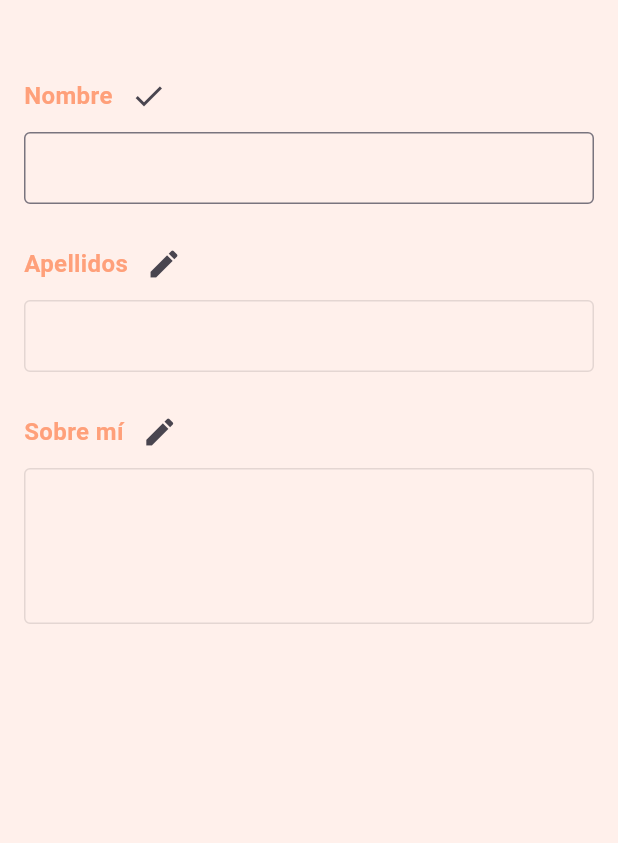
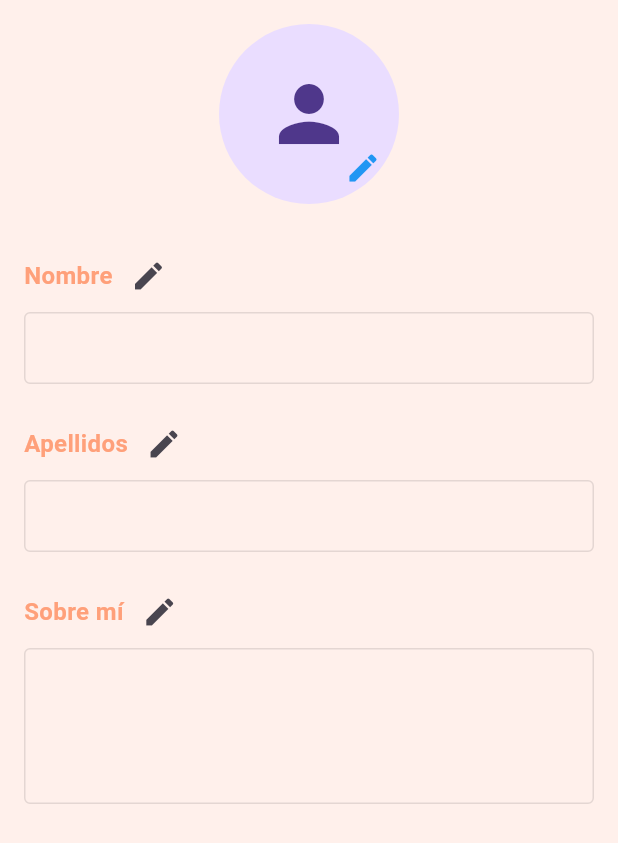
Before and after one commit to jeroen1010/truecinema, a Flutter app: the UserProfileContent widget shown alone on an empty page, opened directly, after a tap on the "edit" icon, on a phone screen of 412 x 824 dp. Shown: the top 843 px of the screen. Run offline on Flutter 3.47's test engine with Material 3 defaults, Android fonts, the phone set to English and light mode, and no system bars; our stand-ins replace cloud_firestore, firebase_auth, firebase_core, google_sign_in, image_picker, local_auth; accounts and stored records are empty.

Commit message:
He conseguido arreglar lo de las imagenes he tenido que usar otra forma porque el Firebase Storage es de pago en mi región por lo visto, osea que lo que he hecho es simplemente almacenar la ruta de la imagen, ya puedo poner imagenes de perfil y cambiarlas!! Y además las cuentas que hayan iniciado sesión con Google se les recuperará su imagen de Google por defecto.
Si no tienes imagen se mostrara el icono de un monigote (típico icono de perfil sin imagen).

Voy a intentar ahora lo de cambiar el tema.

```diff
--- a/lib/widgets/profile_image_widget.dart
+++ b/lib/widgets/profile_image_widget.dart
@@ -1,18 +1,17 @@
-/*import 'dart:io';
-import 'package:firebase_storage/firebase_storage.dart';
+import 'dart:convert';
+import 'dart:io';
+
+import 'package:cloud_firestore/cloud_firestore.dart';
+import 'package:firebase_auth/firebase_auth.dart';
 import 'package:flutter/material.dart';
 import 'package:image_picker/image_picker.dart';
 
 class ProfileImageWidget extends StatefulWidget {
-  final String? initialUrl;
-  final String? googlePhotoUrl;
-  final Function(String url) onImageChanged;
+  final String? googlePhotoUrl; // Si tienes foto de Google, opcional
 
   const ProfileImageWidget({
     super.key,
-    required this.initialUrl,
-    required this.googlePhotoUrl,
-    required this.onImageChanged,
+    this.googlePhotoUrl,
   });
 
   @override
@@ -20,49 +19,113 @@
 }
 
 class _ProfileImageWidgetState extends State<ProfileImageWidget> {
-  String? imageUrl;
+  String? base64Image;
+  final FirebaseAuth _auth = FirebaseAuth.instance;
+  final FirebaseFirestore _firestore = FirebaseFirestore.instance;
 
   @override
   void initState() {
-    imageUrl = widget.initialUrl ?? widget.googlePhotoUrl;
     super.initState();
+    _loadImageFromFirestore();
   }
 
-  Future<void> pickImage() async {
-    final picker = ImagePicker();
-    final picked = await picker.pickImage(source: ImageSource.gallery);
-    if (picked != null) {
-      final file = File(picked.path);
-      final ref = FirebaseStorage.instance.ref().child('profile_pics/${picked.name}');
-      await ref.putFile(file);
-      final url = await ref.getDownloadURL();
-      widget.onImageChanged(url);
+  Future<void> _loadImageFromFirestore() async {
+    try {
+      final uid = _auth.currentUser?.uid;
+      if (uid == null) return;
+
+      final doc = await _firestore.collection('usuarios').doc(uid).get();
+      if (doc.exists) {
+        final fotoPerfil = doc.data()?['fotoPerfil'] as String?;
+        if (fotoPerfil != null && fotoPerfil.isNotEmpty) {
+          setState(() {
+            base64Image = fotoPerfil;
+          });
+          return;
+        }
+      }
+
+      // Si no hay fotoPerfil, usa la de Google si está
+      if (widget.googlePhotoUrl != null) {
+        // No es base64, es URL, para mostrar distinto
+        setState(() {
+          base64Image = null;
+        });
+      }
+    } catch (e) {
+      debugPrint('Error cargando foto perfil: $e');
+    }
+  }
+
+  Future<void> _pickAndSaveImage() async {
+    try {
+      final picker = ImagePicker();
+      final picked = await picker.pickImage(source: ImageSource.gallery);
+      if (picked == null) return;
+
+      final bytes = await File(picked.path).readAsBytes();
+      final base64Str = base64Encode(bytes);
+
+      final uid = _auth.currentUser?.uid;
+      if (uid == null) return;
+
+      await _firestore.collection('usuarios').doc(uid).update({
+        'fotoPerfil': base64Str,
+      });
+
       setState(() {
-        imageUrl = url;
+        base64Image = base64Str;
       });
+    } catch (e) {
+      debugPrint('Error al seleccionar/subir imagen: $e');
+      ScaffoldMessenger.of(context).showSnackBar(
+        SnackBar(content: Text('Error al actualizar la foto de perfil')),
+      );
     }
   }
 
   @override
   Widget build(BuildContext context) {
+    Widget imageWidget;
+
+    if (base64Image != null) {
+      try {
+        // Imagen base64 de Firestore
+        imageWidget = CircleAvatar(
+          radius: 60,
+          backgroundImage: MemoryImage(base64Decode(base64Image!)),
+        );
+      } catch (e) {
+        // En caso de que no sea base64 válido, fallback
+        imageWidget = CircleAvatar(
+          radius: 60,
+          backgroundImage: NetworkImage(widget.googlePhotoUrl ?? ''),
+        );
+      }
+    } else if (widget.googlePhotoUrl != null) {
+      imageWidget = CircleAvatar(
+        radius: 60,
+        backgroundImage: NetworkImage(widget.googlePhotoUrl!),
+      );
+    } else {
+      imageWidget = const CircleAvatar(
+        radius: 60,
+        child: Icon(Icons.person, size: 60),
+      );
+    }
+
     return Stack(
       children: [
-        CircleAvatar(
-          radius: 60,
-          backgroundImage: imageUrl != null ? NetworkImage(imageUrl!) : null,
-          child: imageUrl == null
-              ? const Icon(Icons.person, size: 60)
-              : null,
-        ),
+        imageWidget,
         Positioned(
           bottom: 0,
           right: 0,
           child: IconButton(
             icon: const Icon(Icons.edit, color: Colors.blue),
-            onPressed: pickImage,
+            onPressed: _pickAndSaveImage,
           ),
         ),
       ],
     );
   }
-}*/
+}
--- a/lib/widgets/user_profile_content.dart
+++ b/lib/widgets/user_profile_content.dart
@@ -36,11 +36,9 @@
           padding: const EdgeInsets.all(16),
           child: Column(
             children: [
-             /* ProfileImageWidget(
-                initialUrl: userData['fotoPerfil'],
-                googlePhotoUrl: user.photoURL,
-                onImageChanged: (url) => userDoc.update({'fotoPerfil': url}),
-              ),*/
+              ProfileImageWidget(
+                googlePhotoUrl: FirebaseAuth.instance.currentUser?.photoURL,
+              ),
               const SizedBox(height: 24),
               EditableField(
                 label: 'Nombre',
--- a/pubspec.yaml
+++ b/pubspec.yaml
@@ -44,6 +44,7 @@
   firebase_auth: ^5.5.1
   image_picker: ^1.1.2
   firebase_storage: ^12.4.6
+  image: ^4.0.17
 
 
 dev_dependencies:
```
Also changed, not shown: pubspec.lock.
